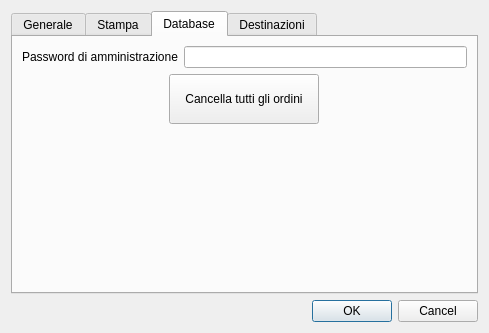
Old version of the form src/configurazionedlg.ui in the repository mtonin/gestcassa.
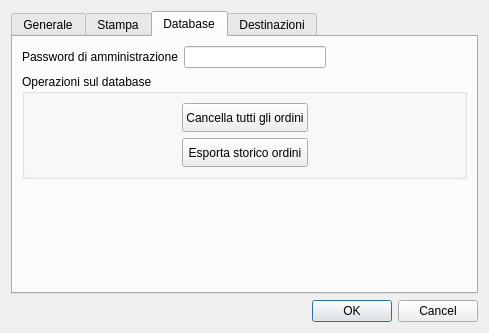
New version of the form. The open tabs and pages were chosen to show the change. Custom widgets are drawn as their Qt base class.

Commit message: - aggiunto colonna importo nella tabella ordini - aggiunto pulsante export ordini in configurazione

The edit to the form file:
```diff
--- a/src/configurazionedlg.ui
+++ b/src/configurazionedlg.ui
@@ -264,7 +264,7 @@
       <attribute name="title">
        <string>Database</string>
       </attribute>
-      <layout class="QVBoxLayout" name="verticalLayout_8">
+      <layout class="QVBoxLayout" name="verticalLayout_16">
        <item>
         <layout class="QHBoxLayout" name="horizontalLayout">
          <item>
@@ -284,11 +284,43 @@
            </property>
           </widget>
          </item>
+         <item>
+          <spacer name="horizontalSpacer_7">
+           <property name="orientation">
+            <enum>Qt::Horizontal</enum>
+           </property>
+           <property name="sizeHint" stdset="0">
+            <size>
+             <width>40</width>
+             <height>20</height>
+            </size>
+           </property>
+          </spacer>
+         </item>
         </layout>
        </item>
        <item>
+        <widget class="QGroupBox" name="">
+         <property name="title">
+          <string>Operazioni sul database</string>
+         </property>
         <layout class="QHBoxLayout" name="horizontalLayout_3">
          <item>
+           <spacer name="horizontalSpacer_5">
+            <property name="orientation">
+             <enum>Qt::Horizontal</enum>
+            </property>
+            <property name="sizeHint" stdset="0">
+             <size>
+              <width>40</width>
+              <height>20</height>
+             </size>
+            </property>
+           </spacer>
+          </item>
+          <item>
+           <layout class="QVBoxLayout" name="verticalLayout_8">
+            <item>
           <widget class="QPushButton" name="cancellaOrdiniBtn">
            <property name="sizePolicy">
             <sizepolicy hsizetype="Minimum" vsizetype="Expanding">
@@ -307,7 +339,42 @@
            </property>
           </widget>
          </item>
-        </layout>
+            <item>
+             <widget class="QPushButton" name="exportOrdiniBtn">
+              <property name="sizePolicy">
+               <sizepolicy hsizetype="Minimum" vsizetype="Expanding">
+                <horstretch>0</horstretch>
+                <verstretch>0</verstretch>
+               </sizepolicy>
+              </property>
+              <property name="maximumSize">
+               <size>
+                <width>150</width>
+                <height>50</height>
+               </size>
+              </property>
+              <property name="text">
+               <string>Esporta storico ordini</string>
+              </property>
+             </widget>
+            </item>
+           </layout>
+          </item>
+          <item>
+           <spacer name="horizontalSpacer_6">
+            <property name="orientation">
+             <enum>Qt::Horizontal</enum>
+            </property>
+            <property name="sizeHint" stdset="0">
+             <size>
+              <width>40</width>
+              <height>20</height>
+             </size>
+            </property>
+           </spacer>
+          </item>
+         </layout>
+        </widget>
        </item>
        <item>
         <spacer name="verticalSpacer_2">
@@ -317,7 +384,7 @@
          <property name="sizeHint" stdset="0">
           <size>
            <width>20</width>
-           <height>40</height>
+           <height>101</height>
           </size>
          </property>
         </spacer>
```
Left out of the diff: 2 changed lines with no effect on the pictures. Lines whose indentation alone changed are shown as unchanged. The commit also changes 4 other files.
